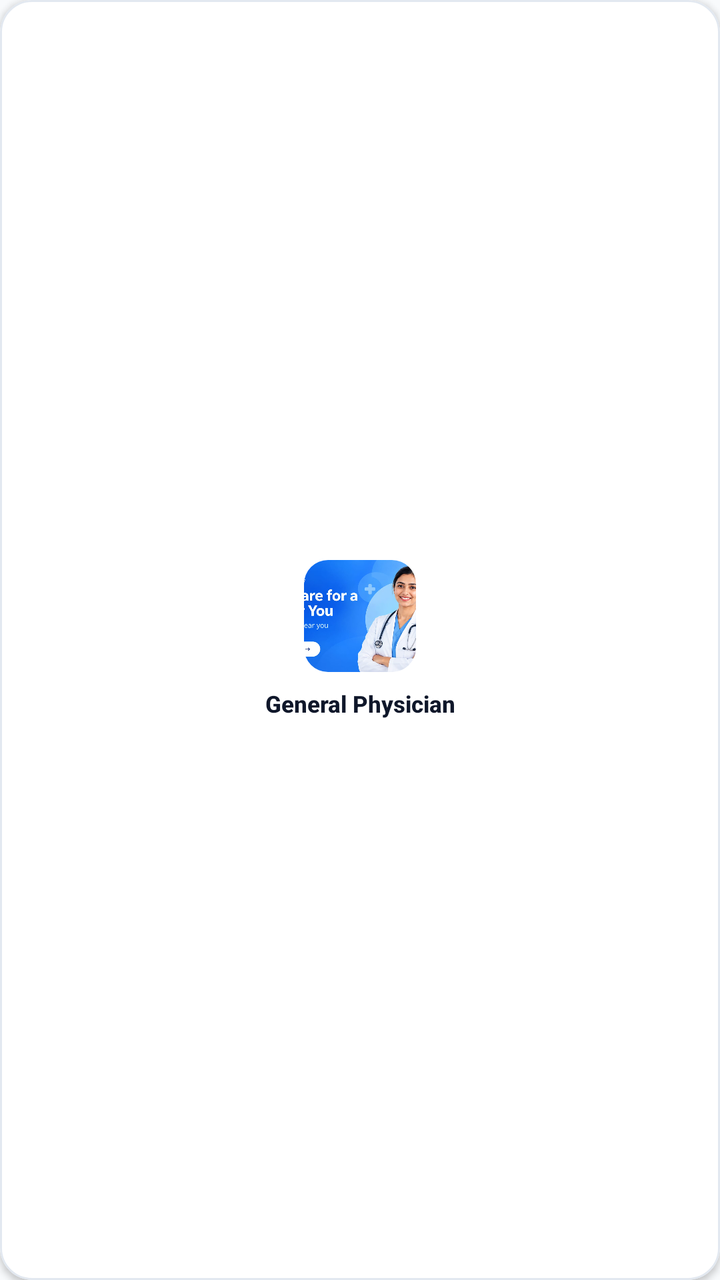
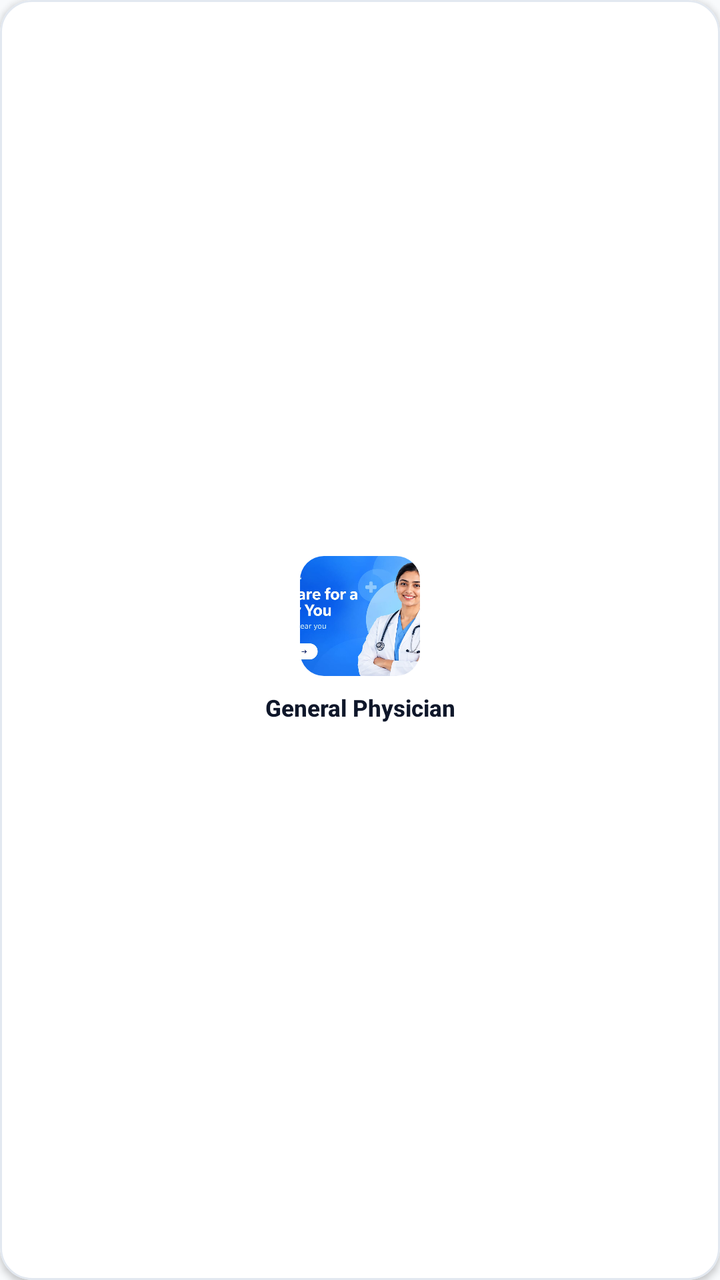

Before-and-after screenshots of an Android layout around one commit, followed by the original layout XML and the change that was made.
<!-- AndroidManifest.xml: application theme Theme.CareWell -->
<!-- res/layout/item_speciality.xml -->
<?xml version="1.0" encoding="utf-8"?>
<com.google.android.material.card.MaterialCardView xmlns:android="http://schemas.android.com/apk/res/android"
    xmlns:app="http://schemas.android.com/apk/res-auto"
    android:id="@+id/card_speciality"
    android:layout_width="88dp"
    android:layout_height="114dp"
    android:layout_marginHorizontal="5dp"
    android:layout_marginVertical="4dp"
    android:clickable="true"
    android:focusable="true"
    android:foreground="?attr/selectableItemBackground"
    app:cardBackgroundColor="@color/surface_white"
    app:cardCornerRadius="16dp"
    app:cardElevation="2dp"
    app:strokeColor="@color/card_stroke"
    app:strokeWidth="1dp">

    <LinearLayout
        android:layout_width="match_parent"
        android:layout_height="match_parent"
        android:gravity="center"
        android:orientation="vertical"
        android:paddingHorizontal="4dp"
        android:paddingVertical="8dp">

        <FrameLayout
            android:layout_width="56dp"
            android:layout_height="56dp"
            android:background="@drawable/bg_squircle_icon">

            <com.google.android.material.imageview.ShapeableImageView
                android:id="@+id/iv_speciality_image"
                android:layout_width="match_parent"
                android:layout_height="match_parent"
                android:contentDescription="Speciality Image"
                android:scaleType="centerCrop"
                android:src="@drawable/banner_1"
                app:shapeAppearanceOverlay="@style/ShapeAppearanceOverlay.App.Corner12dp" />

        </FrameLayout>

        <TextView
            android:id="@+id/tv_speciality_name"
            android:layout_width="match_parent"
            android:layout_height="wrap_content"
            android:layout_marginTop="8dp"
            android:ellipsize="end"
            android:fontFamily="sans-serif-medium"
            android:gravity="center"
            android:maxLines="2"
            android:paddingHorizontal="2dp"
            android:text="General Physician"
            android:textColor="@color/text_primary"
            android:textSize="11.5sp"
            android:textStyle="bold" />

    </LinearLayout>

</com.google.android.material.card.MaterialCardView>
<!-- resources referenced by this layout -->
<resources>
  <color name="card_stroke">#E2E8F0</color>
  <color name="surface_white">#FFFFFF</color>
  <color name="text_primary">#0F172A</color>
  <!-- drawable banner_1: jpeg bitmap (drawable, 99755 bytes) -->
  <!-- drawable bg_squircle_icon (drawable) -->
  <?xml version="1.0" encoding="utf-8"?>
  <shape xmlns:android="http://schemas.android.com/apk/res/android"
      android:shape="rectangle">
      <solid android:color="@color/primary_light" />
      <corners android:radius="14dp" />
  </shape>
  <style name="ShapeAppearanceOverlay.App.Corner12dp" parent="">
          <item name="cornerSize">12dp</item>
      </style>
  <style name="Theme.CareWell" parent="Base.Theme.CareWell" />
  <color name="primary_light">#EEF4FF</color>
  <style name="Base.Theme.CareWell" parent="Theme.Material3.Light.NoActionBar">
          <item name="colorPrimary">@color/primary</item>
          <item name="colorPrimaryVariant">@color/primary_dark</item>
          <item name="colorOnPrimary">@color/white</item>
          <item name="colorSecondary">@color/secondary</item>
          <item name="colorSecondaryVariant">@color/secondary</item>
          <item name="colorOnSecondary">@color/white</item>
          <item name="android:statusBarColor">@color/white</item>
          <item name="android:windowLightStatusBar">true</item>
          <item name="android:windowBackground">@color/background_light</item>
          <item name="colorSecondaryContainer">@color/primary_light</item>
          <item name="colorOnSecondaryContainer">@color/primary</item>
          <item name="android:navigationBarColor">@color/white</item>
          <item name="android:windowLightNavigationBar" tools:targetApi="o_mr1">true</item>
      </style>
  <color name="primary">#152C69</color>
  <color name="primary_dark">#0D1D47</color>
  <color name="white">#FFFFFF</color>
  <color name="secondary">#2563EB</color>
  <color name="background_light">#F8FAFC</color>
</resources>

<!-- the commit's change to res/layout/item_speciality.xml (unified diff, before → after) -->
@@ -24,8 +24,8 @@
         android:paddingVertical="8dp">
 
         <FrameLayout
-            android:layout_width="56dp"
-            android:layout_height="56dp"
+            android:layout_width="60dp"
+            android:layout_height="60dp"
             android:background="@drawable/bg_squircle_icon">
 
             <com.google.android.material.imageview.ShapeableImageView
